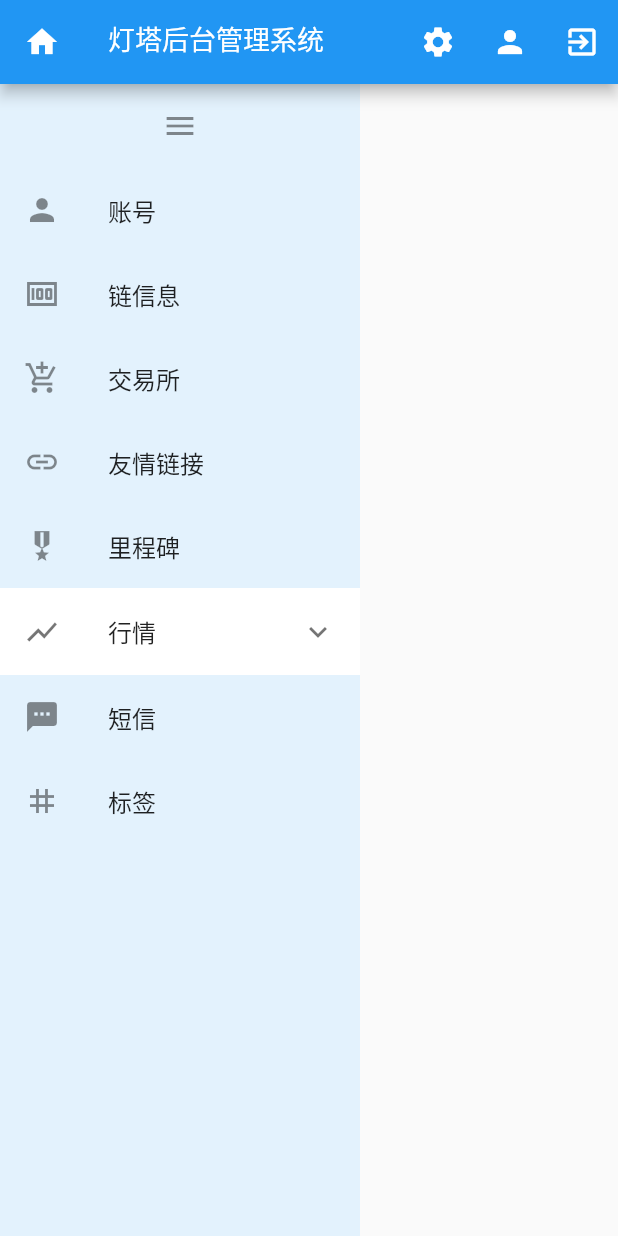
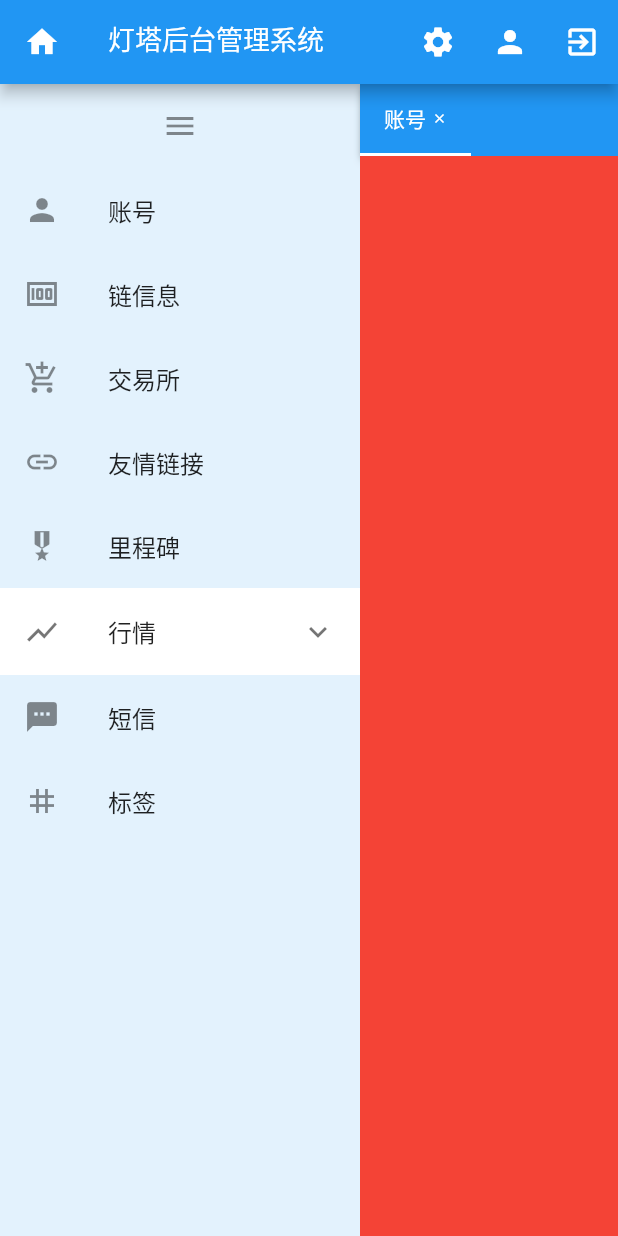
Before and after one commit to JRY1009/lighthouse_admin, a Flutter app: the MainPage screen opened by its route, after a tap on the "menu" icon, on a phone screen of 412 x 824 dp. Run offline on Flutter 3.47's test engine with Material 2 defaults, Android fonts, the phone set to English and light mode, and no system bars; our stand-ins replace bot_toast, convert, decimal, dio, flutter_spinkit, get and 3 more; missing offline and left inert: encrypt; accounts and stored records are empty; statements that could not run were skipped.

Commit message:
main_page tab切换

```diff
--- /dev/null
+++ b/lib/model/tab_page_data.dart
@@ -0,0 +1,35 @@
+import 'dart:convert';
+
+class TabPageData {
+  String id;
+  String name;
+  String url;
+
+  TabPageData({
+    this.id,
+    this.name,
+    this.url,
+  });
+
+  Map<String, dynamic> toMap() {
+    return {
+      'id': id,
+      'name': name,
+      'url': url,
+    };
+  }
+
+  factory TabPageData.fromMap(Map<String, dynamic> map) {
+    if (map == null) return null;
+
+    return TabPageData(
+      id: map['id'],
+      name: map['name'],
+      url: map['url'],
+    );
+  }
+
+  String toJson() => json.encode(toMap());
+
+  factory TabPageData.fromJson(String source) => TabPageData.fromMap(json.decode(source));
+}
--- a/lib/router/routers.dart
+++ b/lib/router/routers.dart
@@ -21,6 +21,30 @@ class Routers {
     GetPage(name: Routers.settingPage, page: () => SettingPage(), transition: Transition.fade),
   ];
 
+  static String accountPage = '/accountPage';
+  static String chainPage = '/chainPage';
+  static String exchangePage = '/exchangePage';
+  static String friendsPage = '/friendsPage';
+  static String milestonePage = '/milestonePage';
+  static String quoteGlobalPage = '/quoteGlobalPage';
+  static String quoteTreemapPage = '/quoteTreemapPage';
+  static String smsPage = '/smsPage';
+  static String tagPage = '/tagPage';
+  static String minePage = '/minePage';
+
+  static final Map<String, Widget> mainRouters = {
+    accountPage: Container(color: Colors.red),
+    chainPage: Container(color: Colors.blue),
+    exchangePage: Container(color: Colors.green),
+    friendsPage: Container(color: Colors.blueAccent),
+    milestonePage: Container(color: Colors.yellow),
+    quoteGlobalPage: Container(color: Colors.cyan),
+    quoteTreemapPage: Container(color: Colors.lime),
+    smsPage: Container(color: Colors.orange),
+    tagPage: Container(color: Colors.brown),
+    minePage: Container(color: Colors.pink),
+  };
+
   static onRoutingCallback(Routing routing) {
     //LogUtil.v('routingCallback ${routing.current}');
   }
--- /dev/null
+++ b/lib/ui/common/widget/keep_alive_wrapper.dart
@@ -0,0 +1,34 @@
+import 'package:flutter/material.dart';
+import 'package:lighthouse_admin/utils/log_util.dart';
+
+class KeepAliveWrapper extends StatefulWidget {
+  final Widget child;
+
+  const KeepAliveWrapper({Key key, this.child}) : super(key: key);
+
+  @override
+  _KeepAliveWrapperState createState() => _KeepAliveWrapperState();
+}
+
+class _KeepAliveWrapperState extends State<KeepAliveWrapper> with AutomaticKeepAliveClientMixin {
+  @override
+  void initState() {
+    LogUtil.v('${widget.child.toStringShort()} ==> initState');
+    super.initState();
+  }
+
+  @override
+  void dispose() {
+    LogUtil.v('${widget.child.toStringShort()} ==> dispose');
+    super.dispose();
+  }
+
+  @override
+  Widget build(BuildContext context) {
+    super.build(context);
+    return widget.child;
+  }
+
+  @override
+  bool get wantKeepAlive => true;
+}
--- a/lib/ui/main/page/main_page.dart
+++ b/lib/ui/main/page/main_page.dart
@@ -1,10 +1,13 @@
 import 'package:flutter/cupertino.dart';
 import 'package:flutter/material.dart';
 import 'package:get/get.dart';
+import 'package:lighthouse_admin/generated/l10n.dart';
+import 'package:lighthouse_admin/model/tab_page_data.dart';
 import 'package:lighthouse_admin/mvvm/base_page.dart';
 import 'package:lighthouse_admin/router/routers.dart';
 import 'package:lighthouse_admin/ui/main/viewmodel/main_model.dart';
 import 'package:lighthouse_admin/ui/main/widget/main_appbar.dart';
+import 'package:lighthouse_admin/ui/main/widget/main_center.dart';
 import 'package:lighthouse_admin/ui/main/widget/main_menu.dart';
 
 class MainPage extends StatefulWidget {
@@ -14,12 +17,17 @@ class MainPage extends StatefulWidget {
 
 class _MainPageState extends State<MainPage> with BasePageMixin<MainPage> {
 
-  final GlobalKey<ScaffoldState> scaffoldKey = GlobalKey<ScaffoldState>();
+  final GlobalKey<ScaffoldState> _scaffoldKey = GlobalKey<ScaffoldState>();
+
+  TabPageData _initPage;
+
   MainModel _mainModel = Get.put(MainModel());
 
   @override
   void initState() {
     super.initState();
+
+    _initPage = TabPageData(id: '101', url: Routers.accountPage, name: S.current.menuAccount);
 
     initViewModel();
   }
@@ -35,23 +43,30 @@ class _MainPageState extends State<MainPage> with BasePageMixin<MainPage> {
   @override
   Widget build(BuildContext context) {
 
+    return GetBuilder<MainModel>(
+        builder: (_) {
+          Widget mainMenu = MainMenu(
+              onMenuSelect: (tabPageData) => _mainModel.openTab(tabPageData)
+          );
+
           return Scaffold(
-      key: scaffoldKey,
-      drawer: Container(width: 200, height: double.infinity, color: Colors.red),
+            key: _scaffoldKey,
+            drawer: mainMenu,
             endDrawer: Container(width: 200, height: double.infinity, color: Colors.yellow),
             appBar: MainAppBar(context,
-        openMenu: () => scaffoldKey.currentState.openDrawer(),
-        openSetting: () => scaffoldKey.currentState.openEndDrawer(),
+              openMenu: () => _scaffoldKey.currentState.openDrawer(),
+              openSetting: () => _scaffoldKey.currentState.openEndDrawer(),
               openMine: () {},
             ),
             body: Row(
               crossAxisAlignment: CrossAxisAlignment.start,
               children: <Widget>[
-          MainMenu(),
-          Container(),
+                mainMenu,
+                MainCenter(initPage: _initPage),
               ],
             ),
           );
+        });
   }
 
 }
--- a/lib/ui/main/viewmodel/main_model.dart
+++ b/lib/ui/main/viewmodel/main_model.dart
@@ -1,13 +1,16 @@
+import 'package:flutter/material.dart';
 import 'package:get/get.dart';
 import 'package:get/get_state_manager/src/simple/list_notifier.dart';
 import 'package:lighthouse_admin/global/user_event_controller.dart';
+import 'package:lighthouse_admin/model/tab_page_data.dart';
 import 'package:lighthouse_admin/mvvm/view_state_model.dart';
 import 'package:lighthouse_admin/router/routers.dart';
-import 'package:lighthouse_admin/utils/log_util.dart';
 
 class MainModel extends ViewStateModel {
 
   String currentMenuId;
+  TabController mainTabController;
+  List<TabPageData> mainTabPageList = [];
 
   Disposer userEventDisposer;
 
@@ -20,12 +23,48 @@ class MainModel extends ViewStateModel {
 
     UserEventController userEventController = Get.find<UserEventController>();
     userEventDisposer = userEventController.addListener(() {
-      LogUtil.v('UserEventController in MainModel');
-
       if (userEventController.state == UserEventState.logout) {
         Get.offAllNamed(Routers.loginPage);
       }
     });
+  }
+
+  void openTab(TabPageData tabPageData) {
+    currentMenuId = tabPageData.id;
+
+    int index = mainTabPageList.indexWhere((page) => page.id == tabPageData.id);
+    if (index > -1) {
+      mainTabController?.animateTo(index);
+
+    } else {
+      mainTabPageList.add(tabPageData);
+      update();
+    }
+  }
+
+  void closeTab(TabPageData tabPageData) {
+    int index = mainTabPageList.indexWhere((page) => page.id == tabPageData.id);
+    if (index >= mainTabPageList.length) {
+      return;
+    }
+
+    TabPageData tabPage = mainTabPageList[index];
+    mainTabPageList.removeAt(index);
+
+    int length = mainTabPageList.length;
+    if (length == 0) {
+      currentMenuId = null;
+
+    } else if (currentMenuId == tabPage.id) {
+      currentMenuId = mainTabPageList.first.id;
+    }
+
+    update();
+  }
+
+  void setCurrentMenuId(String menuId) {
+    currentMenuId = menuId;
+    update();
   }
 
   @override
--- /dev/null
+++ b/lib/ui/main/widget/main_center.dart
@@ -0,0 +1,114 @@
+import 'package:flutter/cupertino.dart';
+import 'package:flutter/material.dart';
+import 'package:get/get.dart';
+import 'package:lighthouse_admin/model/tab_page_data.dart';
+import 'package:lighthouse_admin/res/gaps.dart';
+import 'package:lighthouse_admin/router/routers.dart';
+import 'package:lighthouse_admin/ui/common/widget/keep_alive_wrapper.dart';
+import 'package:lighthouse_admin/ui/main/viewmodel/main_model.dart';
+
+class MainCenter extends StatefulWidget {
+
+  final TabPageData initPage;
+
+  MainCenter({
+    Key key,
+    this.initPage
+  }) : super(key: key);
+
+  @override
+  MainCenterState createState() => MainCenterState();
+}
+
+class MainCenterState extends State<MainCenter> with TickerProviderStateMixin {
+
+  List<Widget> pages;
+  MainModel _mainModel = Get.find<MainModel>();
+
+  @override
+  void initState() {
+    if (widget.initPage != null) {
+      WidgetsBinding.instance.addPostFrameCallback((c) {
+        _mainModel.openTab(widget.initPage);
+      });
+    }
+
+    super.initState();
+  }
+
+  @override
+  Widget build(BuildContext context) {
+    TabController mainTabController = _mainModel.mainTabController;
+    var mainTabPageList = _mainModel.mainTabPageList;
+
+    var length = mainTabPageList.length;
+    if (length == 0) {
+      return Container();
+    }
+
+    int index = mainTabPageList.indexWhere((page) => page.id == _mainModel.currentMenuId);
+    pages = mainTabPageList.map((TabPageData tabPageData) {
+      var page = Routers.mainRouters[tabPageData.url] ?? Container();
+      return KeepAliveWrapper(child: page);
+    }).toList();
+
+    int tabIndex = mainTabController?.index ?? 0;
+    int initialIndex = tabIndex.clamp(0, length - 1);
+    mainTabController?.dispose();
+    mainTabController = TabController(vsync: this, length: pages.length, initialIndex: initialIndex);
+    mainTabController.animateTo(index);
+    mainTabController.addListener(() {
+      if (mainTabController.indexIsChanging) {
+        _mainModel.setCurrentMenuId(mainTabPageList[mainTabController.index].id);
+      }
+    });
+
+    _mainModel.mainTabController = mainTabController;
+
+    TabBar tabBar = TabBar(
+      controller: mainTabController,
+      isScrollable: true,
+      indicator: const UnderlineTabIndicator(),
+      tabs: mainTabPageList.map<Tab>((TabPageData tabPageData) {
+        return Tab(
+          child: Row(
+            children: <Widget>[
+              Text(tabPageData.name ?? ''),
+              Gaps.hGap4,
+              InkWell(
+                child: Icon(Icons.close, size: 10),
+                onTap: () => _mainModel.closeTab(tabPageData),
+              ),
+            ],
+          )
+        );
+      }).toList()
+    );
+
+    Widget content = Container(
+      child: Expanded(
+        child: TabBarView(
+          controller: mainTabController,
+          children: pages,
+        ),
+      ),
+    );
+
+    return Expanded(
+      child: Column(
+        crossAxisAlignment: CrossAxisAlignment.start,
+        children: <Widget>[
+          Container(
+            width: double.infinity,
+            decoration: BoxDecoration(
+              color: context.theme.primaryColor,
+              boxShadow: [BoxShadow(color: Colors.black54, offset: Offset(2.0, 2.0), blurRadius: 4.0)],
+            ),
+            child: tabBar,
+          ),
+          content,
+        ],
+      ),
+    );
+  }
+}
--- a/lib/ui/main/widget/main_menu.dart
+++ b/lib/ui/main/widget/main_menu.dart
@@ -1,8 +1,10 @@
 import 'package:flutter/material.dart';
 import 'package:get/get.dart';
 import 'package:lighthouse_admin/generated/l10n.dart';
+import 'package:lighthouse_admin/model/menu_data.dart';
+import 'package:lighthouse_admin/model/tab_page_data.dart';
 import 'package:lighthouse_admin/res/gaps.dart';
-import 'package:lighthouse_admin/ui/common/widget/treemenu/menu_data.dart';
+import 'package:lighthouse_admin/router/routers.dart';
 import 'package:lighthouse_admin/ui/common/widget/treemenu/tree_data.dart';
 import 'package:lighthouse_admin/ui/common/widget/treemenu/tree_util.dart';
 import 'package:lighthouse_admin/ui/main/viewmodel/main_model.dart';
@@ -10,11 +12,13 @@ import 'package:lighthouse_admin/utils/object_util.dart';
 import 'package:lighthouse_admin/utils/screen_util.dart';
 
 class MainMenu extends StatefulWidget {
+
+  final Function(TabPageData) onMenuSelect;
+
   MainMenu({
     Key key,
-    this.onClick,
+    this.onMenuSelect,
   }) : super(key: key);
-  final Function onClick;
 
   @override
   _MainMenuState createState() => _MainMenuState();
@@ -44,19 +48,17 @@ class _MainMenuState extends State<MainMenu> {
   void initState() {
     super.initState();
     _listMenuData = [
-      MenuData(id: '101', checked: true, name: S.current.menuAccount, url:''),
-      MenuData(id: '102', checked: false, name: S.current.menuChain, url:''),
-      MenuData(id: '103', checked: false, name: S.current.menuExchange, url:''),
-      MenuData(id: '104', checked: false, name: S.current.menuFriends, url:''),
-      MenuData(id: '105', checked: false, name: S.current.menuMileStone, url:''),
-      MenuData(id: '106', checked: false, name: S.current.menuQuote, url:''),
-      MenuData(id: '201', parentId: '106', checked: false, name: S.current.menuQuoteGlobal, url:''),
-      MenuData(id: '202', parentId: '106', checked: false, name: S.current.menuQuoteTreemap, url:''),
-      MenuData(id: '107', checked: false, name: S.current.menuSms, url:''),
-      MenuData(id: '108', checked: false, name: S.current.menuTag, url:''),
+      MenuData(id: '101', name: S.current.menuAccount, url: Routers.accountPage),
+      MenuData(id: '102', name: S.current.menuChain, url: Routers.chainPage),
+      MenuData(id: '103', name: S.current.menuExchange, url: Routers.exchangePage),
+      MenuData(id: '104', name: S.current.menuFriends, url: Routers.friendsPage),
+      MenuData(id: '105', name: S.current.menuMileStone, url: Routers.milestonePage),
+      MenuData(id: '106', name: S.current.menuQuote),
+      MenuData(id: '201', parentId: '106', name: S.current.menuQuoteGlobal, url: Routers.quoteGlobalPage),
+      MenuData(id: '202', parentId: '106', name: S.current.menuQuoteTreemap, url: Routers.quoteTreemapPage),
+      MenuData(id: '107', name: S.current.menuSms, url: Routers.smsPage),
+      MenuData(id: '108', name: S.current.menuTag, url: Routers.tagPage),
     ];
-
-    _mainModel.currentMenuId ??= TreeUtil.getChecked(_listMenuData)?.id;
   }
 
   @override
@@ -124,8 +126,15 @@ class _MainMenuState extends State<MainMenu> {
           title: Text(_expanded ? name : ''),
           onTap: () {
             if (_mainModel.currentMenuId != treeVO.data.id) {
-              _mainModel.currentMenuId = treeVO.data.id;
-              setState(() {});
+              if (widget.onMenuSelect != null) {
+                widget.onMenuSelect(
+                    TabPageData(
+                        id: treeVO.data.id,
+                        name: treeVO.data.name,
+                        url: treeVO.data.url
+                    )
+                );
+              }
             }
           },
         );
```
Also changed, not shown: lib/model/menu_data.dart (renamed from lib/ui/common/widget/treemenu/menu_data.dart). Lines whose indentation alone changed are shown as unchanged.
